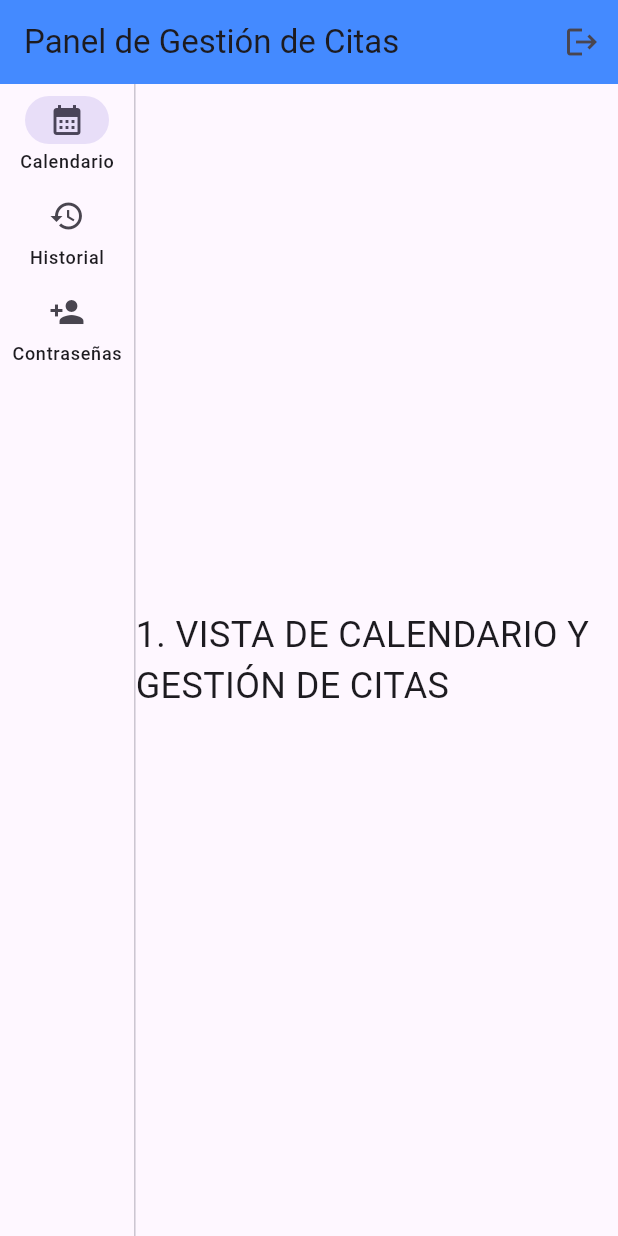
After one commit to bbonny23-glitch/AppCitasAdmin, a Flutter app: the AdminDashboard screen opened directly, on a phone screen of 412 x 824 dp. The commit adds this screen. Run offline on Flutter 3.47's test engine with Material 3 defaults, Android fonts, the phone set to English and light mode, and no system bars; our stand-ins replace firebase_auth, firebase_core, table_calendar; accounts and stored records are empty.

Commit message:
Se agrega la vista de calendario y librerías de fechas

```diff
--- /dev/null
+++ b/app_citas_movil/lib/admin_dashboard.dart
@@ -0,0 +1,85 @@
+// Archivo: lib/admin_dashboard.dart
+// Pantalla principal del administrador con navegación lateral.
+
+import 'package:flutter/material.dart';
+
+class AdminDashboard extends StatefulWidget {
+  const AdminDashboard({super.key});
+
+  @override
+  State<AdminDashboard> createState() => _AdminDashboardState();
+}
+
+class _AdminDashboardState extends State<AdminDashboard> {
+  int _selectedIndex = 0;
+
+  final List<Widget> _widgetOptions = <Widget>[
+    // 1. Calendario de Citas
+    const Center(
+      child: Text('1. VISTA DE CALENDARIO Y GESTIÓN DE CITAS', style: TextStyle(fontSize: 24)),
+    ),
+    // 2. Historial de Usuarios
+    const Center(
+      child: Text('2. VISTA DE HISTORIAL Y GESTIÓN DE USUARIOS', style: TextStyle(fontSize: 24)),
+    ),
+    // 3. Generación de Contraseñas
+    const Center(
+      child: Text('3. VISTA DE GENERACIÓN DE CONTRASEÑAS', style: TextStyle(fontSize: 24)),
+    ),
+  ];
+
+  @override
+  Widget build(BuildContext context) {
+    return Scaffold(
+      appBar: AppBar(
+        title: const Text('Panel de Gestión de Citas'),
+        backgroundColor: Colors.blueAccent,
+        actions: [
+          IconButton(
+            icon: const Icon(Icons.logout),
+            onPressed: () {
+              // Volver a la pantalla de login (simulación de cierre de sesión)
+              Navigator.of(context).popUntil((route) => route.isFirst);
+            },
+          ),
+        ],
+      ),
+
+      body: Row(
+        children: [
+          // 1. Menú Lateral (NavigationRail)
+          NavigationRail(
+            selectedIndex: _selectedIndex,
+            labelType: NavigationRailLabelType.all,
+            onDestinationSelected: (int index) {
+              setState(() {
+                _selectedIndex = index;
+              });
+            },
+            destinations: const [
+              NavigationRailDestination(
+                icon: Icon(Icons.calendar_month),
+                label: Text('Calendario'),
+              ),
+              NavigationRailDestination(
+                icon: Icon(Icons.history),
+                label: Text('Historial'),
+              ),
+              NavigationRailDestination(
+                icon: Icon(Icons.person_add),
+                label: Text('Contraseñas'),
+              ),
+            ],
+          ),
+
+          const VerticalDivider(thickness: 1, width: 1),
+
+          // 2. Contenido Principal: Muestra el widget seleccionado
+          Expanded(
+            child: _widgetOptions.elementAt(_selectedIndex),
+          ),
+        ],
+      ),
+    );
+  }
+}
--- a/app_citas_movil/pubspec.yaml
+++ b/app_citas_movil/pubspec.yaml
@@ -36,6 +36,8 @@ dependencies:
   cupertino_icons: ^1.0.8
   firebase_core: ^4.2.0
   firebase_auth: ^6.1.1
+  table_calendar: ^3.2.0
+  intl: ^0.20.2
 
 dev_dependencies:
   flutter_test:
```
Also changed, not shown: app_citas_movil/lib/calendar_view.dart (added, +151 -0 lines), app_citas_movil/lib/main.dart (+85 -24 lines), app_citas_movil/lib/firebase_options.dart (added), app_citas_movil/pubspec.lock.
